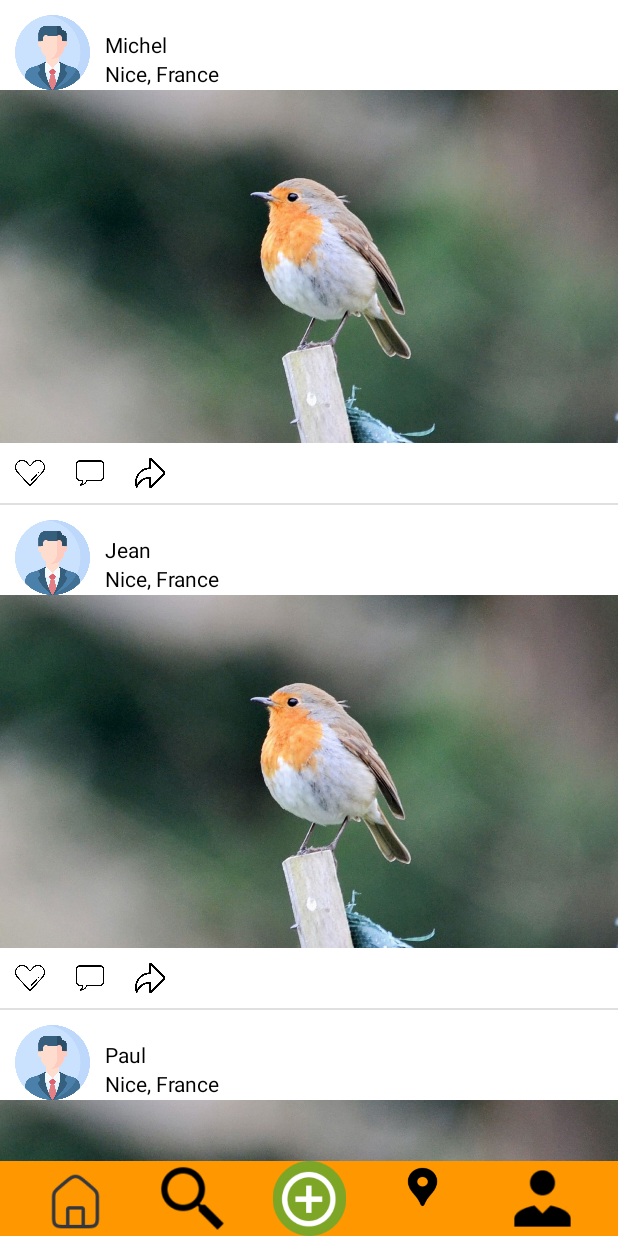
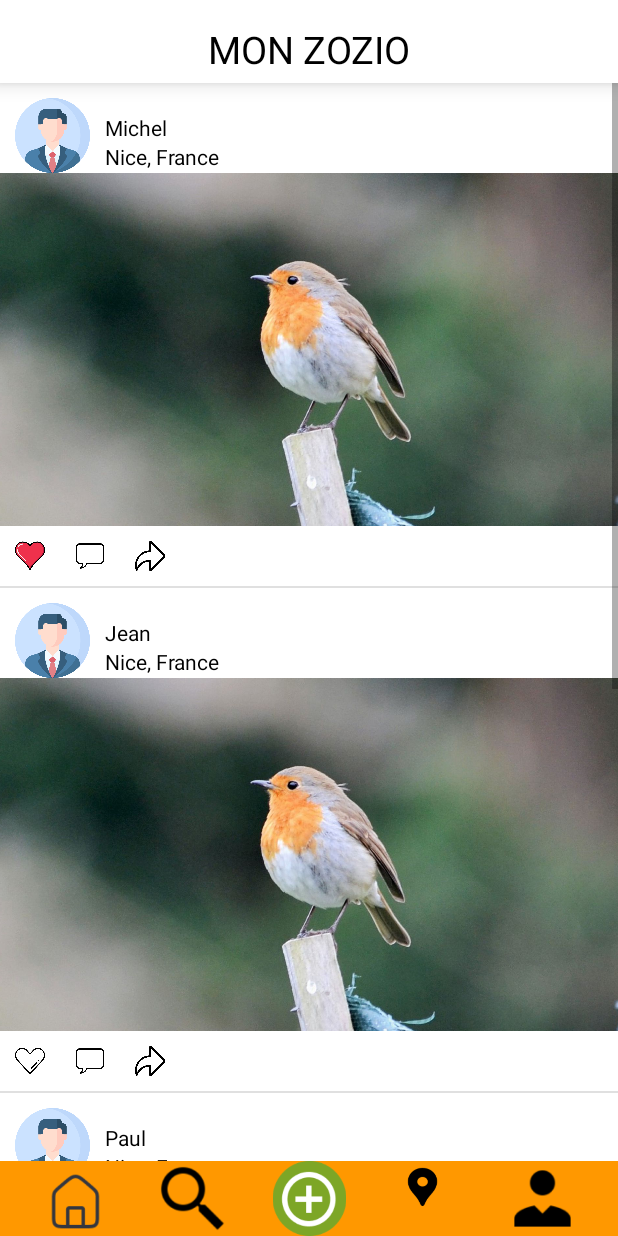
Before and after one commit to deliasTheo/Mon-Zozio, an Android app: the screen it shows after launch (MainActivity), after a tap on an icon or button, on a phone screen of 412 x 824 dp. Run offline under Robolectric (Android 15) with nearby library versions, the phone set to English and light mode, and no system bars; Roboto replaces fonts that are not available here; 1 other tap on this screen came first.

Commit message:
like end

```diff
--- a/app/src/main/java/edu/polytech/Mon_Zozio/ApplicationMonZozio.java
+++ b/app/src/main/java/edu/polytech/Mon_Zozio/ApplicationMonZozio.java
@@ -2,7 +2,6 @@ package edu.polytech.Mon_Zozio;
 
 import android.app.Application;
 import android.util.Log;
-import android.view.ViewGroup;
 import android.widget.ListView;
 
 
@@ -18,10 +17,10 @@ public class ApplicationMonZozio extends Application {
         //create VIEW with XML layout
         PostView view = new PostView(listView, this );
         //create CONTROLLER
-        PostController controller = new PostController(PostList.getInstance(),view);
+        PostController controller = new PostController(PostModel.getInstance(),view);
         //link MVC
-        view.setListener(controller);
-        PostList.getInstance().addObserver(view);
+        view.setController(controller);
+        PostModel.getInstance().addObserver(view);
     }
 
 }
--- a/app/src/main/java/edu/polytech/Mon_Zozio/BasketAdapter.java
+++ b/app/src/main/java/edu/polytech/Mon_Zozio/BasketAdapter.java
@@ -8,7 +8,7 @@ import android.os.Bundle;
 
 
 public class BasketAdapter extends AppCompatActivity  implements ClickableMenuItem<Integer> {
-    private final String TAG = "polytech "+getClass().getSimpleName();
+    private final String TAG = "MonZozio "+getClass().getSimpleName();
 
     @Override
     protected void onCreate(Bundle savedInstanceState) {
--- a/app/src/main/java/edu/polytech/Mon_Zozio/ClickableActivity.java
+++ b/app/src/main/java/edu/polytech/Mon_Zozio/Controller.java
@@ -2,7 +2,7 @@ package edu.polytech.Mon_Zozio;
 
 import android.content.Context;
 
-public interface ClickableActivity {
+public interface Controller {
     Context getContext();
     void onClick(int position);
 }
--- a/app/src/main/java/edu/polytech/Mon_Zozio/DisplayActivity.java
+++ b/app/src/main/java/edu/polytech/Mon_Zozio/DisplayActivity.java
@@ -16,7 +16,7 @@ import android.widget.TextView;
 
 
 public class DisplayActivity extends AppCompatActivity {
-    private final String TAG = "polytech " + getClass().getSimpleName();
+    private final String TAG = "MonZozio " + getClass().getSimpleName();
 
     @Override
     protected void onCreate(Bundle savedInstanceState) {
--- a/app/src/main/java/edu/polytech/Mon_Zozio/FragmentFame.java
+++ b/app/src/main/java/edu/polytech/Mon_Zozio/FragmentFame.java
@@ -13,7 +13,7 @@ import androidx.fragment.app.Fragment;
 
 
 public class FragmentFame extends Fragment {
-    private final String TAG = "polytech "+getClass().getSimpleName();
+    private final String TAG = "MonZozio "+getClass().getSimpleName();
     private String attachedActivity;
 
     public FragmentFame() {
--- a/app/src/main/java/edu/polytech/Mon_Zozio/FragmentMenu.java
+++ b/app/src/main/java/edu/polytech/Mon_Zozio/FragmentMenu.java
@@ -20,7 +20,7 @@ import java.util.List;
  */
 
 public class FragmentMenu extends Fragment {
-    private final String TAG = "polytech "+getClass().getSimpleName();
+    private final String TAG = "MonZozio "+getClass().getSimpleName();
     private String attachedActivity;
 
     private int currentSelectedItem;
--- a/app/src/main/java/edu/polytech/Mon_Zozio/MainActivity.java
+++ b/app/src/main/java/edu/polytech/Mon_Zozio/MainActivity.java
@@ -4,10 +4,7 @@ import androidx.appcompat.app.AppCompatActivity;
 import androidx.fragment.app.Fragment;
 import android.content.Context;
 import android.os.Bundle;
-import android.view.View;
-import android.view.ViewGroup;
 import android.view.Window;
-import android.widget.ImageView;
 import android.widget.ListView;
 
 
@@ -15,7 +12,7 @@ import android.widget.ListView;
  * todo: border imageview
  * https://stackoverflow.com/questions/3263611/border-for-an-image-view-in-android
  */
-public class MainActivity extends AppCompatActivity implements ClickableMenuItem<Integer>, ClickableActivity{
+public class MainActivity extends AppCompatActivity implements ClickableMenuItem<Integer>, Controller {
 
     @Override
     protected void onCreate(Bundle savedInstanceState) {
--- a/app/src/main/java/edu/polytech/Mon_Zozio/MusicActivity.java
+++ b/app/src/main/java/edu/polytech/Mon_Zozio/MusicActivity.java
@@ -18,7 +18,7 @@ import java.util.stream.Collectors;
 
 
 public class MusicActivity extends AppCompatActivity  implements ClickableMenuItem<Integer> {
-    private final String TAG = "polytech "+getClass().getSimpleName();
+    private final String TAG = "MonZozio "+getClass().getSimpleName();
 
     @Override
     protected void onCreate(Bundle savedInstanceState) {
--- a/app/src/main/java/edu/polytech/Mon_Zozio/PostAdapter.java
+++ /dev/null
@@ -1,63 +0,0 @@
-package edu.polytech.Mon_Zozio;
-
-import android.content.Context;
-import android.util.Log;
-import android.view.LayoutInflater;
-import android.view.View;
-import android.view.ViewGroup;
-import android.widget.BaseAdapter;
-import android.widget.ImageView;
-import android.widget.TextView;
-
-public class PostAdapter extends BaseAdapter {
-    LayoutInflater inflter;
-    private PostList model;
-    private PostView postView;
-
-
-    public PostAdapter(Context context, PostView postView) {
-        inflter = (LayoutInflater.from(context));
-        this.postView = postView;
-    }
-
-    @Override
-    public int getCount() {
-        return PostList.getInstance().size();
-    }
-
-    @Override
-    public PostModel getItem(int i) {
-        return PostList.getInstance().get(i);
-    }
-
-    @Override
-    public long getItemId(int i) {
-        return i;
-    }
-
-    @Override
-    public View getView(int i, View convertView, ViewGroup parent) {
-        View view = convertView==null ? inflter.inflate(R.layout.activity_listview, null) : convertView;
-        TextView name = (TextView) view.findViewById(R.id.name);
-        TextView position = (TextView) view.findViewById(R.id.position);
-        ImageView photoProfil = (ImageView) view.findViewById(R.id.profilPhoto);
-        ImageView photoOiseau = (ImageView) view.findViewById(R.id.postPhoto);
-        view.setOnClickListener(click -> postView.onClick(i));
-        name.setText(PostList.getInstance().get(i).getName());
-        position.setText(PostList.getInstance().get(i).getPosition());
-        photoProfil.setImageResource(PostList.getInstance().get(i).getPhotoProfil());
-        photoOiseau.setImageResource(PostList.getInstance().get(i).getPhotoPost());
-        return view;
-    }
-    public void updateModel(PostList model) {
-        this.model = model;
-
-    }
-    public void refresh(PostList model) {
-        updateModel(model);
-        Log.d("MonZozio", "listView refreshed with ==> " + model);
-        //todo check team==TEAM1
-        notifyDataSetChanged();     //refresh display
-    }
-
-}
--- a/app/src/main/java/edu/polytech/Mon_Zozio/PostController.java
+++ b/app/src/main/java/edu/polytech/Mon_Zozio/PostController.java
@@ -4,13 +4,14 @@ import android.content.Context;
 import android.util.Log;
 import android.widget.ImageView;
 
-public class PostController implements ClickableActivity {
+public class PostController implements Controller {
+    private final String TAG = "MonZozio "+getClass().getSimpleName();
 
     ImageView like;
-    private PostList postModel;
+    private PostModel postModel;
     private PostView postView;
 
-    public PostController(PostList postModel, PostView postView) {
+    public PostController(PostModel postModel, PostView postView) {
         this.postModel = postModel;
         this.postView = postView;
     }
@@ -23,10 +24,8 @@ public class PostController implements ClickableActivity {
 
     @Override
     public void onClick(int position) {
-        like = postView.getLayout().findViewById(R.id.like);
-
-
-        like.setOnClickListener(click -> postModel.update(position));
+        Log.d(TAG, "position = "+ position);
+        postModel.setLike(position);
 
     }
 }
--- a/app/src/main/java/edu/polytech/Mon_Zozio/PostModel.java
+++ b/app/src/main/java/edu/polytech/Mon_Zozio/PostModel.java
@@ -1,16 +1,55 @@
 package edu.polytech.Mon_Zozio;
 
+import java.util.Observable;
 import java.util.ArrayList;
-import java.util.Observable;
 
 public class PostModel extends Observable {
+    private static ArrayList<Post> list = new ArrayList<>();
+    private static PostModel instance = null;
+
+    private PostModel() {
+        list.add(new Post("Michel", R.drawable.profil_zozio, "Nice, France", R.drawable.image_oiseau));
+        list.add(new Post("Jean", R.drawable.profil_zozio,"Nice, France", R.drawable.image_oiseau));
+        list.add(new Post("Paul", R.drawable.profil_zozio, "Nice, France", R.drawable.image_oiseau));
+        list.add(new Post("Pierre", R.drawable.profil_zozio, "Nice, France", R.drawable.image_oiseau));
+        list.add(new Post("Robert", R.drawable.profil_zozio, "Nice, France", R.drawable.image_oiseau));
+    }
+
+    public static PostModel getInstance() {
+        if(instance== null)
+            instance = new PostModel();
+        return instance;
+    }
+
+    public void setLike(int position) {
+        Post post = list.get(position);
+        post.setLiked(!post.isLiked());
+        setChanged();
+        notifyObservers(list);
+    }
+
+    public int size() {
+        return list.size();
+    }
+
+    public Post get(int i) {
+        return list.get(i);
+    }
+
+    public ArrayList<Post> getList(){
+        return list;
+    }
+
+}
+
+class Post {
     private String name;
     private String position;
     private int photoProfil;
     private int photoPost;
     private boolean isLiked;
 
-    public PostModel(String name,int photoProfil, String position,int photoPost) {
+    public Post(String name, int photoProfil, String position, int photoPost) {
         this.name = name;
         this.position = position;
         this.photoPost = photoPost;
@@ -45,40 +84,3 @@ public class PostModel extends Observable {
         return name;
     }
 }
-class PostList extends Observable{
-
-    private static ArrayList<PostModel> list = new ArrayList<>();
-    private static PostList instance = null;
-
-    private PostList() {
-        list.add(new PostModel("Michel", R.drawable.profil_zozio, "Nice, France", R.drawable.image_oiseau));
-        list.add(new PostModel("Jean", R.drawable.profil_zozio,"Nice, France", R.drawable.image_oiseau));
-        list.add(new PostModel("Paul", R.drawable.profil_zozio, "Nice, France", R.drawable.image_oiseau));
-        list.add(new PostModel("Pierre", R.drawable.profil_zozio, "Nice, France", R.drawable.image_oiseau));
-        list.add(new PostModel("Robert", R.drawable.profil_zozio, "Nice, France", R.drawable.image_oiseau));
-    }
-
-    public static PostList getInstance() {
-        if(instance== null)
-            instance = new PostList();
-        return instance;
-    }
-
-    public void update(int position) {
-        PostModel post = list.get(position);
-        post.setLiked(!post.isLiked());
-        setChanged();
-        notifyObservers(post);
-    }
-
-    public int size() {
-        return list.size();
-    }
-
-    public PostModel get(int i) {
-        return list.get(i);
-    }
-
-
-
-}
--- a/app/src/main/java/edu/polytech/Mon_Zozio/PostView.java
+++ b/app/src/main/java/edu/polytech/Mon_Zozio/PostView.java
@@ -2,72 +2,161 @@ package edu.polytech.Mon_Zozio;
 
 import android.content.Context;
 import android.util.Log;
+import android.view.LayoutInflater;
+import android.view.View;
 import android.view.ViewGroup;
+import android.widget.BaseAdapter;
 import android.widget.ImageView;
 import android.widget.ListView;
 import android.widget.TextView;
 
+import java.util.ArrayList;
 import java.util.Observable;
 import java.util.Observer;
 
+/*
+    L'adapter a besoin de connaitre la liste, cad le model pour afficher son contenu => transgression de mvc
+ */
+
 public class PostView implements Observer {
-    private final String TAG = "Mon_Zozio " + getClass().getSimpleName();
-    private boolean modelCreated = false;
-
-    private ClickableActivity controller;
+    private final String TAG = "MonZozio " + getClass().getSimpleName();
+    private Controller controller;
     private ListView listview;
     private PostAdapter adapter;
-    private ImageView like;
+    private Context context;
+
+
+// la vu doit récup tout les éléments, et donc l'adapteur doit sortir de la vu
 
 
     public <T extends ViewGroup> PostView(ListView listview, Context context) {
-
         this.listview = listview;
-
-        adapter = new PostAdapter(context, this); //carrefull, model is null !
-        this.listview.setAdapter( adapter );
+        this.context = context;
         Log.d(TAG, "View is created" );
     }
 
     @Override
     public void update(Observable observable, Object o) {
-        PostModel modelPost = (PostModel) o;
-        PostList model = (PostList) observable;
-        if (!modelCreated) {        //fist time only
-            adapter.updateModel(model);
-            ListView listView = listview.findViewById(R.id.postListView);
-            listView.setAdapter( adapter );
-            modelCreated = true;
-        }
-        else {
-            adapter.refresh(model);
-        }
-        Log.d("Monzozio", "update: " + modelPost);
-        like = listview.findViewById(R.id.like);
-        like.setImageResource(modelPost.isLiked() ? R.drawable.icon_likerouge : R.drawable.icon_like);
+        ArrayList<Post> listPost = (ArrayList<Post>) o;
 
-
-        Log.d(TAG, "View update with ==> " + model);
-
+        adapter.notifyDataSetChanged();
+        //adapter.setController(controller);
+        Log.d(TAG, "listView refreshed with ==> " + listPost);
     }
 
 
-    public void setListener(ClickableActivity controller) {
+    public void setController(Controller controller) {
         this.controller = controller;
+        adapter = new PostAdapter(context, this); //carrefull, model is null !
+        this.listview.setAdapter( adapter );
+        adapter.setController(controller);
     }
 
 
-    public void onClick(int i) {
-        controller.onClick(i);
-    }
+
 
     public ListView getLayout() {
         return listview;
     }
-
 
     public Context getContext() {
         return listview.getContext();
     }
 
 }
+
+class PostAdapter extends BaseAdapter {
+    private final String TAG = "MonZozio " + getClass().getSimpleName();
+
+    private LayoutInflater inflter;
+    private PostView postView;
+    private Controller controller;
+
+    private ImageView profilPhoto;
+    private TextView name;
+    private TextView location;
+    private ImageView postPhoto;
+    private ImageView logoLike;
+    private ImageView logoComment;
+    private ImageView logoShare;
+
+    public ImageView getProfilPhoto() {
+        return profilPhoto;
+    }
+
+    public TextView getName() {
+        return name;
+    }
+
+    public TextView getLocation() {
+        return location;
+    }
+
+    public ImageView getPostPhoto() {
+        return postPhoto;
+    }
+
+    public ImageView getLogoLike() {
+        return logoLike;
+    }
+
+    public ImageView getLogoComment() {
+        return logoComment;
+    }
+
+    public ImageView getLogoShare() {
+        return logoShare;
+    }
+
+    public PostAdapter(Context context, PostView postView) {
+        inflter = (LayoutInflater.from(context));
+        this.postView = postView;
+    }
+    public void setController(Controller controller){
+        this.controller = controller;
+    }
+
+    @Override
+    public int getCount() {
+        return PostModel.getInstance().size();
+    }
+
+    @Override
+    public Post getItem(int i) {
+        return PostModel.getInstance().get(i);
+    }
+
+    @Override
+    public long getItemId(int i) {
+        return i;
+    }
+
+    @Override
+    public View getView(int i, View convertView, ViewGroup parent) {
+        View view = convertView==null ? inflter.inflate(R.layout.activity_listview, null) : convertView;
+        this.name = (TextView) view.findViewById(R.id.name);
+        this.location = (TextView) view.findViewById(R.id.position);
+        this.profilPhoto = (ImageView) view.findViewById(R.id.profilPhoto);
+        this.postPhoto= (ImageView) view.findViewById(R.id.postPhoto);
+        this.logoComment= (ImageView) view.findViewById(R.id.comment);
+        this.logoLike= (ImageView) view.findViewById(R.id.like);
+        this.logoShare= (ImageView) view.findViewById(R.id.share);
+
+        logoLike.setOnClickListener(click -> {
+            Log.d(TAG, "CLick " + i + " isLiked : " + PostModel.getInstance().get(i).isLiked());
+            controller.onClick(i);
+        });
+
+        this.name.setText(PostModel.getInstance().get(i).getName());
+        this.location.setText(PostModel.getInstance().get(i).getPosition());
+        this.profilPhoto.setImageResource(PostModel.getInstance().get(i).getPhotoProfil());
+        this.postPhoto.setImageResource(PostModel.getInstance().get(i).getPhotoPost());
+        this.logoLike.setImageResource(PostModel.getInstance().get(i).isLiked()? R.drawable.icon_likerouge : R.drawable.icon_like);
+        return view;
+
+    }
+
+
+
+
+}
--- a/app/src/main/java/edu/polytech/Mon_Zozio/VideoActivity.java
+++ b/app/src/main/java/edu/polytech/Mon_Zozio/VideoActivity.java
@@ -9,7 +9,7 @@ import androidx.fragment.app.Fragment;
 
 
 
-public class VideoActivity extends AppCompatActivity implements ClickableMenuItem, ClickableActivity {
+public class VideoActivity extends AppCompatActivity implements ClickableMenuItem, Controller {
     private Videos videos;
 
     @Override
--- a/app/src/main/java/edu/polytech/Mon_Zozio/VideoAdapter.java
+++ b/app/src/main/java/edu/polytech/Mon_Zozio/VideoAdapter.java
@@ -11,11 +11,11 @@ import android.widget.TextView;
 
 public class VideoAdapter extends BaseAdapter {
     private Videos videos;
-    private ClickableActivity activity;
+    private Controller activity;
     private Culture choosenVideo;
     private LayoutInflater mInflater;
 
-    public VideoAdapter(ClickableActivity activity, Videos videos){
+    public VideoAdapter(Controller activity, Videos videos){
         this.videos=videos;
         this.activity = activity;
         mInflater = LayoutInflater.from(activity.getContext());
--- a/app/src/main/res/layout/activity_main.xml
+++ b/app/src/main/res/layout/activity_main.xml
@@ -1,21 +1,37 @@
 <?xml version="1.0" encoding="utf-8"?>
 <androidx.constraintlayout.widget.ConstraintLayout xmlns:android="http://schemas.android.com/apk/res/android"
+    xmlns:tools="http://schemas.android.com/tools"
+    xmlns:app="http://schemas.android.com/apk/res-auto"
     android:layout_width="match_parent"
     android:layout_height="match_parent"
-    xmlns:tools="http://schemas.android.com/tools"
-    xmlns:app="http://schemas.android.com/apk/res-auto"
     tools:context=".MainActivity">
+
+    <TextView
+        android:id="@+id/title"
+        android:layout_width="match_parent"
+        android:layout_height="wrap_content"
+        android:text="MON ZOZIO"
+        app:layout_constraintStart_toStartOf="parent"
+        app:layout_constraintEnd_toEndOf="parent"
+        app:layout_constraintTop_toTopOf="parent"
+        android:paddingTop="15dp"
+        android:paddingBottom="5dp"
+        android:textAlignment="center"
+        android:textSize="25dp"
+        android:elevation="8dp"
+        android:background="@color/white"
+        android:textColor="@color/black"
+        />
 
 
     <ListView
         android:id="@+id/postListView"
         android:layout_width="match_parent"
-        android:layout_height="match_parent"
+        android:layout_height="wrap_content"
+        app:layout_constraintHorizontal_bias="1.0"
         app:layout_constraintLeft_toLeftOf="parent"
         app:layout_constraintRight_toRightOf="parent"
-        app:layout_constraintTop_toTopOf="parent"
-        />
-
+        app:layout_constraintTop_toBottomOf="@id/title" />
 
     <FrameLayout
         android:id="@+id/fragmentMenu"
```
